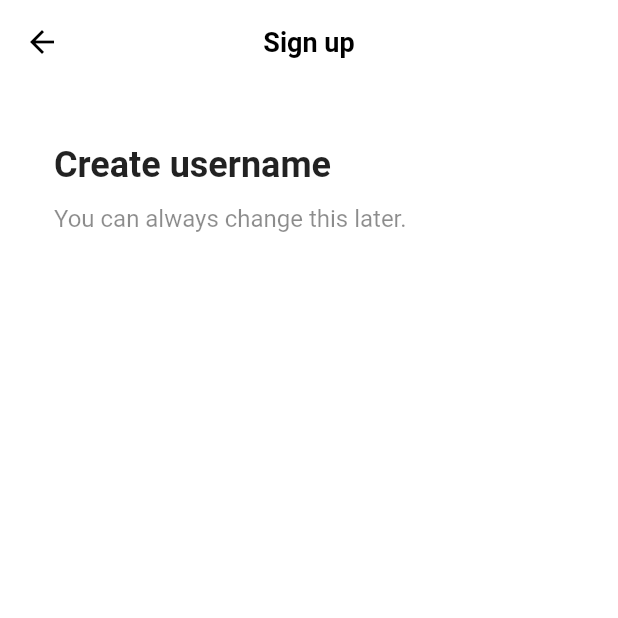
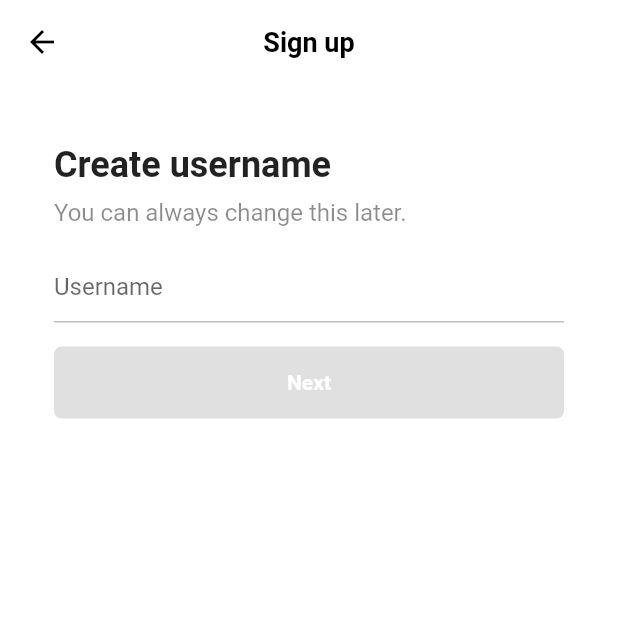
Before and after one commit to LunaGeonWoo/tiktok_clone, a Flutter app: the screen it shows after launch, after a tap on "Use email & password", on a phone screen of 412 x 824 dp, the top half of it. Run offline on Flutter 3.47's test engine with Material 2 defaults, Android fonts, the phone set to English and light mode, and no system bars; our stand-ins replace font_awesome_flutter.

Commit message:
create username screen & remove email screen

```diff
--- a/lib/features/authentication/email_screen.dart
+++ b/lib/features/authentication/email_screen.dart
@@ -1,44 +1,45 @@
-import 'package:flutter/material.dart';
-import 'package:tiktok_clone/constants/gaps.dart';
-import 'package:tiktok_clone/constants/sizes.dart';
+// import 'package:flutter/material.dart';
+// import 'package:tiktok_clone/constants/gaps.dart';
+// import 'package:tiktok_clone/constants/sizes.dart';
 
-class EmailScreen extends StatelessWidget {
-  const EmailScreen({super.key});
+// class EmailScreen extends StatelessWidget {
+//   const EmailScreen({super.key});
 
-  @override
-  Widget build(BuildContext context) {
-    return Scaffold(
-      appBar: AppBar(
-        title: const Text(
-          "Sign up",
-        ),
-      ),
-      body: const Padding(
-        padding: EdgeInsets.symmetric(
-          horizontal: Sizes.size36,
-        ),
-        child: Column(
-          crossAxisAlignment: CrossAxisAlignment.start,
-          children: [
-            Gaps.v40,
-            Text(
-              "Create username",
-              style: TextStyle(
-                fontSize: Sizes.size24,
-                fontWeight: FontWeight.w600,
-              ),
-            ),
-            Gaps.v12,
-            Text(
-              "You can always change this later.",
-              style: TextStyle(
-                fontSize: Sizes.size16,
-                color: Colors.black45,
-              ),
-            ),
-          ],
-        ),
-      ),
-    );
-  }
-}
+//   @override
+//   Widget build(BuildContext context) {
+//     return Scaffold(
+//       backgroundColor: Colors.white,
+//       appBar: AppBar(
+//         title: const Text(
+//           "Sign up",
+//         ),
+//       ),
+//       body: const Padding(
+//         padding: EdgeInsets.symmetric(
+//           horizontal: Sizes.size36,
+//         ),
+//         child: Column(
+//           crossAxisAlignment: CrossAxisAlignment.start,
+//           children: [
+//             Gaps.v40,
+//             Text(
+//               "Create username",
+//               style: TextStyle(
+//                 fontSize: Sizes.size24,
+//                 fontWeight: FontWeight.w600,
+//               ),
+//             ),
+//             Gaps.v12,
+//             Text(
+//               "You can always change this later.",
+//               style: TextStyle(
+//                 fontSize: Sizes.size16,
+//                 color: Colors.black45,
+//               ),
+//             ),
+//           ],
+//         ),
+//       ),
+//     );
+//   }
+// }
--- a/lib/features/authentication/login_screen.dart
+++ b/lib/features/authentication/login_screen.dart
@@ -7,22 +7,22 @@ import 'package:tiktok_clone/features/authentication/widgets/auth_button.dart';
 class LoginScreen extends StatelessWidget {
   const LoginScreen({super.key});
 
-  void onSignUpTap(BuildContext context) {
+  void _onSignUpTap(BuildContext context) {
     Navigator.of(context).pop();
   }
 
   @override
   Widget build(BuildContext context) {
     return Scaffold(
-      body: const SafeArea(
+      body: SafeArea(
         child: Padding(
-          padding: EdgeInsets.symmetric(
+          padding: const EdgeInsets.symmetric(
             horizontal: Sizes.size40,
           ),
           child: Column(
             children: [
               Gaps.v80,
-              Text(
+              const Text(
                 "Log in for tiktok",
                 style: TextStyle(
                   fontSize: Sizes.size24,
@@ -30,7 +30,7 @@ class LoginScreen extends StatelessWidget {
                 ),
               ),
               Gaps.v20,
-              Text(
+              const Text(
                 "Manage your account, check notifications, comment on videos, and more.",
                 style: TextStyle(
                   fontSize: Sizes.size16,
@@ -40,11 +40,14 @@ class LoginScreen extends StatelessWidget {
               ),
               Gaps.v40,
               AuthButton(
-                  icon: FaIcon(FontAwesomeIcons.user),
-                  text: "Use email & password"),
+                onPressed: () => {},
+                icon: const FaIcon(FontAwesomeIcons.user),
+                text: "Use email & password",
+              ),
               Gaps.v16,
               AuthButton(
-                icon: FaIcon(FontAwesomeIcons.apple),
+                onPressed: () => {},
+                icon: const FaIcon(FontAwesomeIcons.apple),
                 text: "Continue with Apple",
               ),
             ],
@@ -64,7 +67,7 @@ class LoginScreen extends StatelessWidget {
               const Text("Don't have an account?"),
               Gaps.h5,
               GestureDetector(
-                onTap: () => onSignUpTap(context),
+                onTap: () => _onSignUpTap(context),
                 child: Text(
                   "Sign up",
                   style: TextStyle(
--- a/lib/features/authentication/sign_up_screen.dart
+++ b/lib/features/authentication/sign_up_screen.dart
@@ -2,8 +2,8 @@ import 'package:flutter/material.dart';
 import 'package:font_awesome_flutter/font_awesome_flutter.dart';
 import 'package:tiktok_clone/constants/gaps.dart';
 import 'package:tiktok_clone/constants/sizes.dart';
-import 'package:tiktok_clone/features/authentication/email_screen.dart';
 import 'package:tiktok_clone/features/authentication/login_screen.dart';
+import 'package:tiktok_clone/features/authentication/username_screen.dart';
 import 'package:tiktok_clone/features/authentication/widgets/auth_button.dart';
 
 class SignUpScreen extends StatelessWidget {
@@ -20,7 +20,7 @@ class SignUpScreen extends StatelessWidget {
   void _onEmailTap(BuildContext context) {
     Navigator.of(context).push(
       MaterialPageRoute(
-        builder: (context) => const EmailScreen(),
+        builder: (context) => const UsernameScreen(),
       ),
     );
   }
--- /dev/null
+++ b/lib/features/authentication/username_screen.dart
@@ -0,0 +1,105 @@
+import 'package:flutter/material.dart';
+import 'package:tiktok_clone/constants/gaps.dart';
+import 'package:tiktok_clone/constants/sizes.dart';
+
+class UsernameScreen extends StatefulWidget {
+  const UsernameScreen({super.key});
+
+  @override
+  State<UsernameScreen> createState() => _UsernameScreenState();
+}
+
+class _UsernameScreenState extends State<UsernameScreen> {
+  final TextEditingController _usernameController = TextEditingController();
+  String _username = "";
+
+  @override
+  void initState() {
+    super.initState();
+    _usernameController.addListener(() {
+      setState(() {
+        _username = _usernameController.text;
+      });
+    });
+  }
+
+  @override
+  Widget build(BuildContext context) {
+    return Scaffold(
+      backgroundColor: Colors.white,
+      appBar: AppBar(
+        title: const Text(
+          "Sign up",
+        ),
+      ),
+      body: Padding(
+        padding: const EdgeInsets.symmetric(
+          horizontal: Sizes.size36,
+        ),
+        child: Column(
+          crossAxisAlignment: CrossAxisAlignment.start,
+          children: [
+            Gaps.v40,
+            const Text(
+              "Create username",
+              style: TextStyle(
+                fontSize: Sizes.size24,
+                fontWeight: FontWeight.w600,
+              ),
+            ),
+            Gaps.v8,
+            const Text(
+              "You can always change this later.",
+              style: TextStyle(
+                fontSize: Sizes.size16,
+                color: Colors.black45,
+              ),
+            ),
+            Gaps.v16,
+            TextField(
+              controller: _usernameController,
+              decoration: InputDecoration(
+                hintText: "Username",
+                enabledBorder: UnderlineInputBorder(
+                  borderSide: BorderSide(
+                    color: Colors.grey.shade400,
+                  ),
+                ),
+                focusedBorder: UnderlineInputBorder(
+                  borderSide: BorderSide(
+                    color: Colors.grey.shade400,
+                  ),
+                ),
+              ),
+              cursorColor: Theme.of(context).primaryColor,
+            ),
+            Gaps.v16,
+            FractionallySizedBox(
+              widthFactor: 1,
+              child: AnimatedContainer(
+                padding: const EdgeInsets.symmetric(
+                  vertical: Sizes.size16,
+                ),
+                decoration: BoxDecoration(
+                  borderRadius: BorderRadius.circular(Sizes.size5),
+                  color: _username.isEmpty
+                      ? Colors.grey.shade300
+                      : Theme.of(context).primaryColor,
+                ),
+                duration: const Duration(milliseconds: 300),
+                child: const Text(
+                  "Next",
+                  textAlign: TextAlign.center,
+                  style: TextStyle(
+                    color: Colors.white,
+                    fontWeight: FontWeight.w600,
+                  ),
+                ),
+              ),
+            )
+          ],
+        ),
+      ),
+    );
+  }
+}
```
